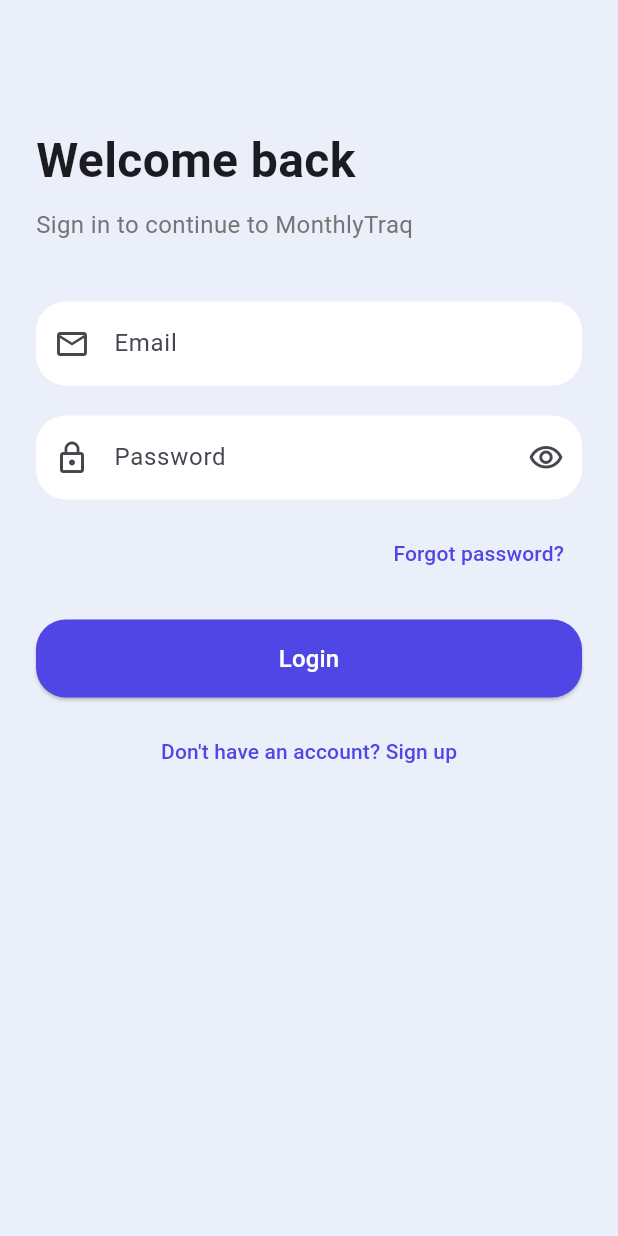
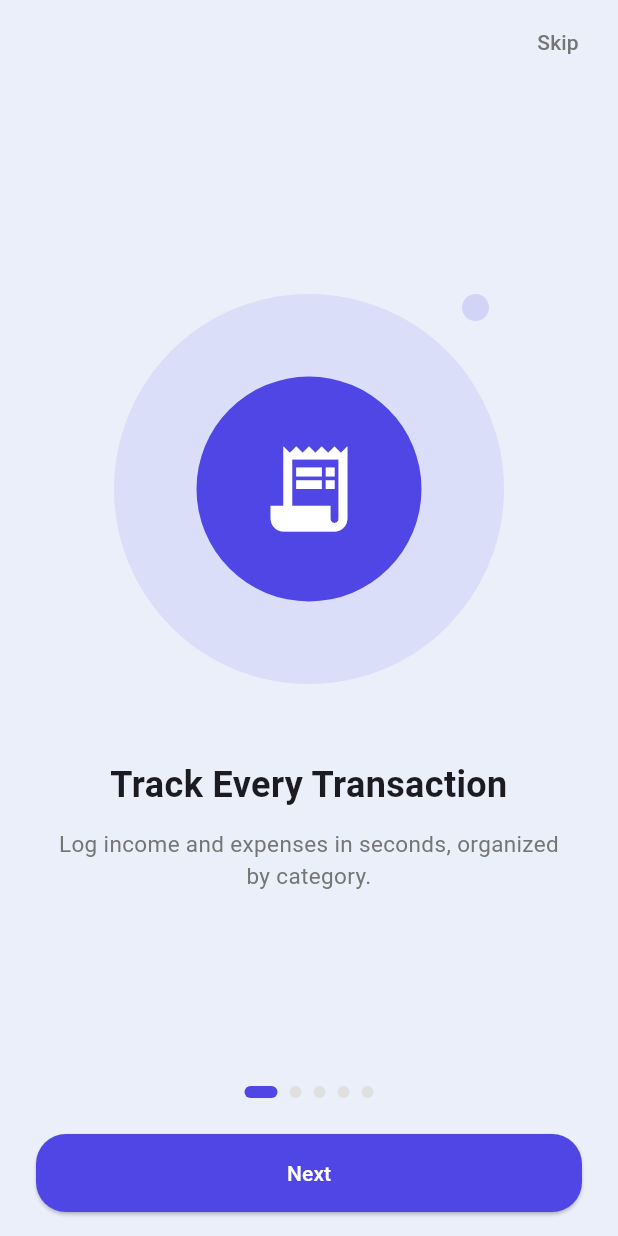
Before and after one commit to bangash40/monthly_traq, a Flutter app: the screen it shows after launch, on a phone screen of 412 x 824 dp. Run offline on Flutter 3.47's test engine with Material 3 defaults, Android fonts, the phone set to English and light mode, and no system bars; our stand-ins replace cloud_firestore, firebase_auth, firebase_core, shared_preferences; accounts and stored records are empty.

Commit message:
Add first-launch onboarding carousel

```diff
--- a/lib/app/app.dart
+++ b/lib/app/app.dart
@@ -1,6 +1,6 @@
 import 'package:flutter/material.dart';
 import 'package:provider/provider.dart';
-import 'package:monthly_traq/app/auth_gate.dart';
+import 'package:monthly_traq/app/onboarding_gate.dart';
 import 'package:monthly_traq/app/theme.dart';
 import 'package:monthly_traq/services/transactions_repository.dart';
 
@@ -14,7 +14,7 @@ class MonthlyTraqApp extends StatelessWidget {
       child: MaterialApp(
         title: 'MonthlyTraq',
         debugShowCheckedModeBanner: false,
-        home: const AuthGate(),
+        home: const OnboardingGate(),
         theme: monthlyTraqTheme(),
       ),
     );
--- /dev/null
+++ b/lib/app/onboarding_gate.dart
@@ -0,0 +1,52 @@
+import 'package:flutter/material.dart';
+import 'package:shared_preferences/shared_preferences.dart';
+import 'package:monthly_traq/app/auth_gate.dart';
+import 'package:monthly_traq/features/onboarding/onboarding_screen.dart';
+
+const _seenOnboardingKey = 'has_seen_onboarding';
+
+/// Shows the onboarding carousel once, on the very first launch after
+/// install, then remembers that locally (per-device, not per-account) and
+/// goes straight to [AuthGate] on every launch after that.
+class OnboardingGate extends StatefulWidget {
+  const OnboardingGate({super.key});
+
+  @override
+  State<OnboardingGate> createState() => _OnboardingGateState();
+}
+
+class _OnboardingGateState extends State<OnboardingGate> {
+  bool? _hasSeenOnboarding;
+
+  @override
+  void initState() {
+    super.initState();
+    _load();
+  }
+
+  Future<void> _load() async {
+    final prefs = await SharedPreferences.getInstance();
+    setState(() {
+      _hasSeenOnboarding = prefs.getBool(_seenOnboardingKey) ?? false;
+    });
+  }
+
+  Future<void> _completeOnboarding() async {
+    final prefs = await SharedPreferences.getInstance();
+    await prefs.setBool(_seenOnboardingKey, true);
+    setState(() => _hasSeenOnboarding = true);
+  }
+
+  @override
+  Widget build(BuildContext context) {
+    if (_hasSeenOnboarding == null) {
+      return const Scaffold(body: Center(child: CircularProgressIndicator()));
+    }
+
+    if (!_hasSeenOnboarding!) {
+      return OnboardingScreen(onDone: _completeOnboarding);
+    }
+
+    return const AuthGate();
+  }
+}
--- /dev/null
+++ b/lib/features/onboarding/onboarding_screen.dart
@@ -0,0 +1,163 @@
+import 'package:flutter/material.dart';
+import 'package:monthly_traq/models/onboarding_slide.dart';
+
+class OnboardingScreen extends StatefulWidget {
+  final VoidCallback onDone;
+
+  const OnboardingScreen({super.key, required this.onDone});
+
+  @override
+  State<OnboardingScreen> createState() => _OnboardingScreenState();
+}
+
+class _OnboardingScreenState extends State<OnboardingScreen> {
+  final _controller = PageController();
+  int _index = 0;
+
+  bool get _isLast => _index == onboardingSlides.length - 1;
+
+  @override
+  void dispose() {
+    _controller.dispose();
+    super.dispose();
+  }
+
+  void _next() {
+    if (_isLast) {
+      widget.onDone();
+    } else {
+      _controller.nextPage(
+        duration: const Duration(milliseconds: 300),
+        curve: Curves.easeOut,
+      );
+    }
+  }
+
+  @override
+  Widget build(BuildContext context) {
+    final primary = Theme.of(context).colorScheme.primary;
+
+    return Scaffold(
+      body: SafeArea(
+        child: Column(
+          children: [
+            Align(
+              alignment: Alignment.topRight,
+              child: Padding(
+                padding: const EdgeInsets.symmetric(horizontal: 8, vertical: 4),
+                child: TextButton(
+                  onPressed: _isLast ? null : widget.onDone,
+                  child: Text(
+                    _isLast ? '' : 'Skip',
+                    style: TextStyle(color: Colors.grey.shade600),
+                  ),
+                ),
+              ),
+            ),
+            Expanded(
+              child: PageView.builder(
+                controller: _controller,
+                itemCount: onboardingSlides.length,
+                onPageChanged: (i) => setState(() => _index = i),
+                itemBuilder: (context, i) => _SlideView(slide: onboardingSlides[i]),
+              ),
+            ),
+            Row(
+              mainAxisAlignment: MainAxisAlignment.center,
+              children: List.generate(onboardingSlides.length, (i) {
+                final isActive = i == _index;
+                return AnimatedContainer(
+                  duration: const Duration(milliseconds: 200),
+                  margin: const EdgeInsets.symmetric(horizontal: 4),
+                  width: isActive ? 22 : 8,
+                  height: 8,
+                  decoration: BoxDecoration(
+                    color: isActive ? primary : Colors.grey.shade300,
+                    borderRadius: BorderRadius.circular(4),
+                  ),
+                );
+              }),
+            ),
+            Padding(
+              padding: const EdgeInsets.fromLTRB(24, 24, 24, 16),
+              child: SizedBox(
+                width: double.infinity,
+                height: 52,
+                child: ElevatedButton(
+                  onPressed: _next,
+                  child: Text(_isLast ? 'Get Started' : 'Next'),
+                ),
+              ),
+            ),
+          ],
+        ),
+      ),
+    );
+  }
+}
+
+class _SlideView extends StatelessWidget {
+  final OnboardingSlide slide;
+
+  const _SlideView({required this.slide});
+
+  @override
+  Widget build(BuildContext context) {
+    final primary = Theme.of(context).colorScheme.primary;
+
+    return Padding(
+      padding: const EdgeInsets.symmetric(horizontal: 32),
+      child: Column(
+        mainAxisAlignment: MainAxisAlignment.center,
+        children: [
+          SizedBox(
+            height: 280,
+            child: Stack(
+              alignment: Alignment.center,
+              children: [
+                Container(
+                  width: 260,
+                  height: 260,
+                  decoration: BoxDecoration(
+                    color: primary.withValues(alpha: 0.10),
+                    shape: BoxShape.circle,
+                  ),
+                ),
+                Positioned(
+                  top: 10,
+                  right: 10,
+                  child: Container(
+                    width: 18,
+                    height: 18,
+                    decoration: BoxDecoration(
+                      color: primary.withValues(alpha: 0.16),
+                      shape: BoxShape.circle,
+                    ),
+                  ),
+                ),
+                Container(
+                  width: 150,
+                  height: 150,
+                  decoration: BoxDecoration(color: primary, shape: BoxShape.circle),
+                  child: Icon(slide.icon, color: Colors.white, size: 68),
+                ),
+              ],
+            ),
+          ),
+          const SizedBox(height: 40),
+          Text(
+            slide.title,
+            textAlign: TextAlign.center,
+            style: const TextStyle(fontSize: 24, fontWeight: FontWeight.bold),
+          ),
+          const SizedBox(height: 12),
+          Text(
+            slide.subtitle,
+            textAlign: TextAlign.center,
+            style: TextStyle(fontSize: 15, color: Colors.grey.shade600, height: 1.4),
+          ),
+        ],
+      ),
+    );
+  }
+}
--- /dev/null
+++ b/lib/models/onboarding_slide.dart
@@ -0,0 +1,42 @@
+import 'package:flutter/material.dart';
+
+class OnboardingSlide {
+  final IconData icon;
+  final String title;
+  final String subtitle;
+
+  const OnboardingSlide({
+    required this.icon,
+    required this.title,
+    required this.subtitle,
+  });
+}
+
+const onboardingSlides = [
+  OnboardingSlide(
+    icon: Icons.receipt_long,
+    title: 'Track Every Transaction',
+    subtitle: 'Log income and expenses in seconds, organized by category.',
+  ),
+  OnboardingSlide(
+    icon: Icons.pie_chart,
+    title: 'See Where It Goes',
+    subtitle:
+        'Visual breakdowns show exactly how much you\'re spending, and where.',
+  ),
+  OnboardingSlide(
+    icon: Icons.account_balance_wallet,
+    title: 'Set a Monthly Budget',
+    subtitle: 'Set a spending limit and get a live meter as you go.',
+  ),
+  OnboardingSlide(
+    icon: Icons.show_chart,
+    title: 'Watch Your Trends',
+    subtitle: 'Compare income and expenses month over month at a glance.',
+  ),
+  OnboardingSlide(
+    icon: Icons.cloud_done,
+    title: 'Always Synced',
+    subtitle: 'Your data is securely backed up and available on any device.',
+  ),
+];
--- a/pubspec.yaml
+++ b/pubspec.yaml
@@ -39,6 +39,7 @@ dependencies:
   provider: ^6.1.5+1
   intl: ^0.20.3
   cloud_firestore: ^6.10.0
+  shared_preferences: ^2.5.5
 
 dev_dependencies:
   flutter_test:
```
Also changed, not shown: pubspec.lock, 1 other file.
